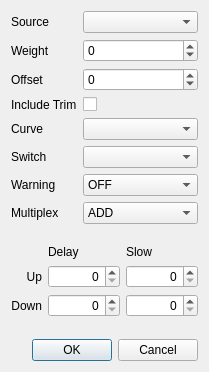
Qt form src/mixerdialog.ui (xhorizont/eepe) before a commit.
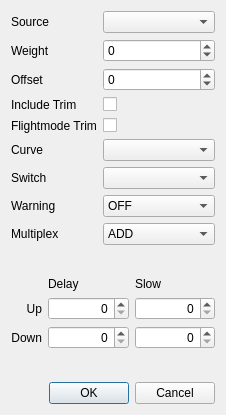
The same form after that commit. Icons and pictures are not drawn.

The edit to the form file:
```diff
--- a/src/mixerdialog.ui
+++ b/src/mixerdialog.ui
@@ -6,8 +6,8 @@
    <rect>
     <x>0</x>
     <y>0</y>
-    <width>209</width>
-    <height>372</height>
+    <width>226</width>
+    <height>415</height>
    </rect>
   </property>
   <property name="windowTitle">
@@ -104,28 +104,28 @@
        </property>
       </widget>
      </item>
-     <item row="4" column="0">
+     <item row="5" column="0">
       <widget class="QLabel" name="label_6">
        <property name="text">
         <string>Curve</string>
        </property>
       </widget>
      </item>
-     <item row="4" column="1">
+     <item row="5" column="1">
       <widget class="QComboBox" name="curvesCB">
        <property name="whatsThis">
         <string>The curve used by the mix</string>
        </property>
       </widget>
      </item>
-     <item row="5" column="0">
+     <item row="6" column="0">
       <widget class="QLabel" name="label_7">
        <property name="text">
         <string>Switch</string>
        </property>
       </widget>
      </item>
-     <item row="5" column="1">
+     <item row="6" column="1">
       <widget class="QComboBox" name="switchesCB">
        <property name="whatsThis">
         <string>Switch used by the mix.
@@ -133,14 +133,14 @@
        </property>
       </widget>
      </item>
-     <item row="6" column="0">
+     <item row="7" column="0">
       <widget class="QLabel" name="label_8">
        <property name="text">
         <string>Warning</string>
        </property>
       </widget>
      </item>
-     <item row="6" column="1">
+     <item row="7" column="1">
       <widget class="QComboBox" name="warningCB">
        <property name="whatsThis">
         <string>Mixer warning.
@@ -168,14 +168,14 @@
        </item>
       </widget>
      </item>
-     <item row="7" column="0">
+     <item row="8" column="0">
       <widget class="QLabel" name="label_9">
        <property name="text">
         <string>Multiplex</string>
        </property>
       </widget>
      </item>
-     <item row="7" column="1">
+     <item row="8" column="1">
       <widget class="QComboBox" name="mltpxCB">
        <property name="whatsThis">
         <string>Multiplexer
@@ -203,6 +203,23 @@
        </item>
       </widget>
      </item>
+     <item row="4" column="0">
+      <widget class="QLabel" name="label_10">
+       <property name="text">
+        <string>Flightmode Trim</string>
+       </property>
+      </widget>
+     </item>
+     <item row="4" column="1">
+      <widget class="QCheckBox" name="FMtrimChkB">
+       <property name="whatsThis">
+        <string>If checked - will add the trim from the source (if available)</string>
+       </property>
+       <property name="text">
+        <string/>
+       </property>
+      </widget>
+     </item>
     </layout>
    </item>
    <item row="1" column="0">
```
Left out of the diff: 2 changed lines with no effect on the pictures.
